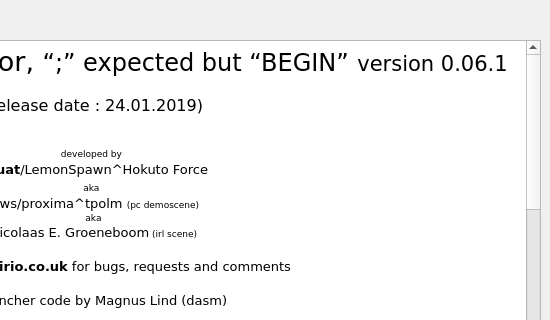
leuat/TRSE, file source/dialogabout.ui: the form before one commit; both pictures show x 360 to 910 and y 0 to 320 of the 910 by 446 pixel window.
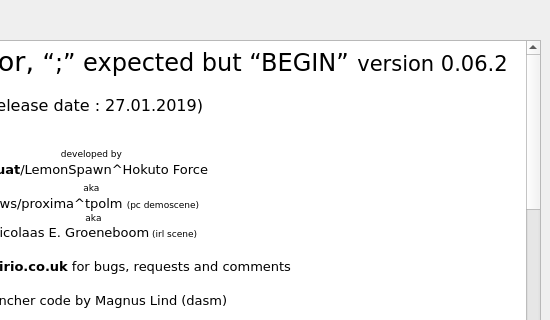
The form after the commit. Icons and pictures are not drawn.

```diff
--- a/source/dialogabout.ui
+++ b/source/dialogabout.ui
@@ -46,8 +46,8 @@
 &lt;html&gt;&lt;head&gt;&lt;meta name=&quot;qrichtext&quot; content=&quot;1&quot; /&gt;&lt;style type=&quot;text/css&quot;&gt;
 p, li { white-space: pre-wrap; }
 &lt;/style&gt;&lt;/head&gt;&lt;body style=&quot; font-family:'Verdana'; font-size:10pt; font-weight:400; font-style:normal;&quot;&gt;
-&lt;p align=&quot;center&quot; style=&quot; margin-top:18px; margin-bottom:12px; margin-left:0px; margin-right:0px; -qt-block-indent:0; text-indent:0px;&quot;&gt;&lt;span style=&quot; font-size:xx-large;&quot;&gt;Turbo Rascal Syntax error, &lt;/span&gt;&lt;span style=&quot; font-size:18pt;&quot;&gt;“;” expected but “BEGIN”&lt;/span&gt;&lt;span style=&quot; font-size:20pt;&quot;&gt; &lt;/span&gt;&lt;span style=&quot; font-size:16pt;&quot;&gt;version 0.06.1&lt;/span&gt;&lt;/p&gt;
-&lt;p align=&quot;center&quot; style=&quot; margin-top:18px; margin-bottom:12px; margin-left:0px; margin-right:0px; -qt-block-indent:0; text-indent:0px;&quot;&gt;&lt;span style=&quot; font-size:12pt;&quot;&gt;(release date : 24.01.2019)&lt;/span&gt;&lt;/p&gt;
+&lt;p align=&quot;center&quot; style=&quot; margin-top:18px; margin-bottom:12px; margin-left:0px; margin-right:0px; -qt-block-indent:0; text-indent:0px;&quot;&gt;&lt;span style=&quot; font-size:xx-large;&quot;&gt;Turbo Rascal Syntax error, &lt;/span&gt;&lt;span style=&quot; font-size:18pt;&quot;&gt;“;” expected but “BEGIN”&lt;/span&gt;&lt;span style=&quot; font-size:20pt;&quot;&gt; &lt;/span&gt;&lt;span style=&quot; font-size:16pt;&quot;&gt;version 0.06.2&lt;/span&gt;&lt;/p&gt;
+&lt;p align=&quot;center&quot; style=&quot; margin-top:18px; margin-bottom:12px; margin-left:0px; margin-right:0px; -qt-block-indent:0; text-indent:0px;&quot;&gt;&lt;span style=&quot; font-size:12pt;&quot;&gt;(release date : 27.01.2019)&lt;/span&gt;&lt;/p&gt;
 &lt;p align=&quot;center&quot; style=&quot;-qt-paragraph-type:empty; margin-top:0px; margin-bottom:0px; margin-left:0px; margin-right:0px; -qt-block-indent:0; text-indent:0px;&quot;&gt;&lt;br /&gt;&lt;/p&gt;
 &lt;p align=&quot;center&quot; style=&quot; margin-top:0px; margin-bottom:0px; margin-left:0px; margin-right:0px; -qt-block-indent:0; text-indent:0px;&quot;&gt;&lt;img src=&quot;:/resources/images/creatures.png&quot; width=&quot;160&quot; /&gt;&lt;/p&gt;
 &lt;p align=&quot;center&quot; style=&quot; margin-top:0px; margin-bottom:0px; margin-left:0px; margin-right:0px; -qt-block-indent:0; text-indent:0px;&quot;&gt;&lt;span style=&quot; font-size:7pt;&quot;&gt;developed by&lt;/span&gt; &lt;/p&gt;
```
